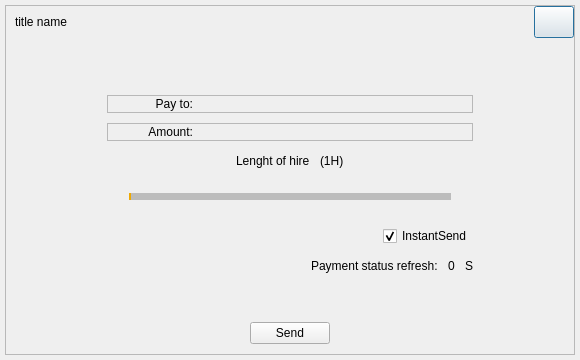
MassGrid/MassGrid, file src/qt/forms/simplesendcoindlg.ui: the form before one commit.
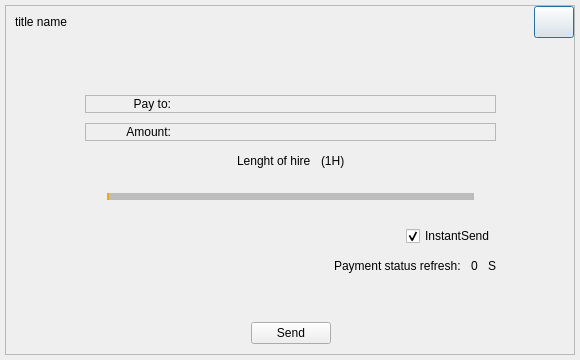
The form after the commit. Icons and pictures are not drawn. Custom widgets are drawn as their Qt base class.

Patch:
```diff
--- a/src/qt/forms/simplesendcoindlg.ui
+++ b/src/qt/forms/simplesendcoindlg.ui
@@ -115,7 +115,7 @@
           </layout>
          </item>
          <item>
-          <layout class="QGridLayout" name="gridLayout" rowstretch="0,0,0,0" columnstretch="1,4,1">
+          <layout class="QGridLayout" name="gridLayout" rowstretch="0,0,0,0" columnstretch="1,6,1">
            <property name="leftMargin">
             <number>10</number>
            </property>
@@ -555,6 +555,12 @@
              </item>
              <item>
               <widget class="QPushButton" name="pBtn_sendCoin">
+               <property name="sizePolicy">
+                <sizepolicy hsizetype="Minimum" vsizetype="Minimum">
+                 <horstretch>0</horstretch>
+                 <verstretch>0</verstretch>
+                </sizepolicy>
+               </property>
                <property name="text">
                 <string>Send</string>
                </property>
```
